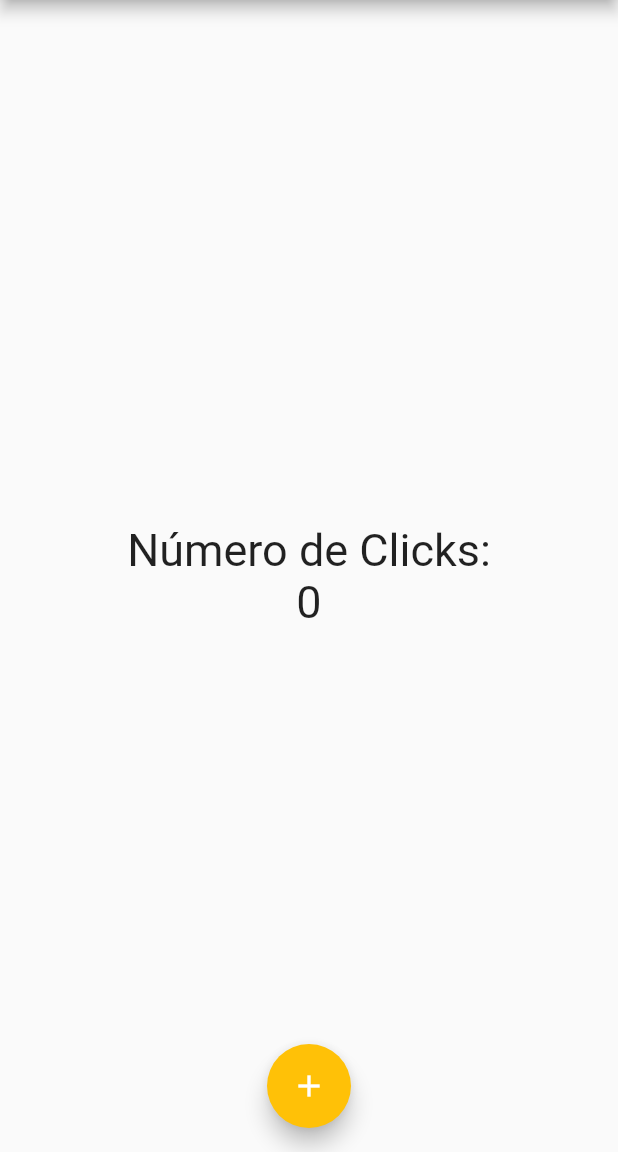
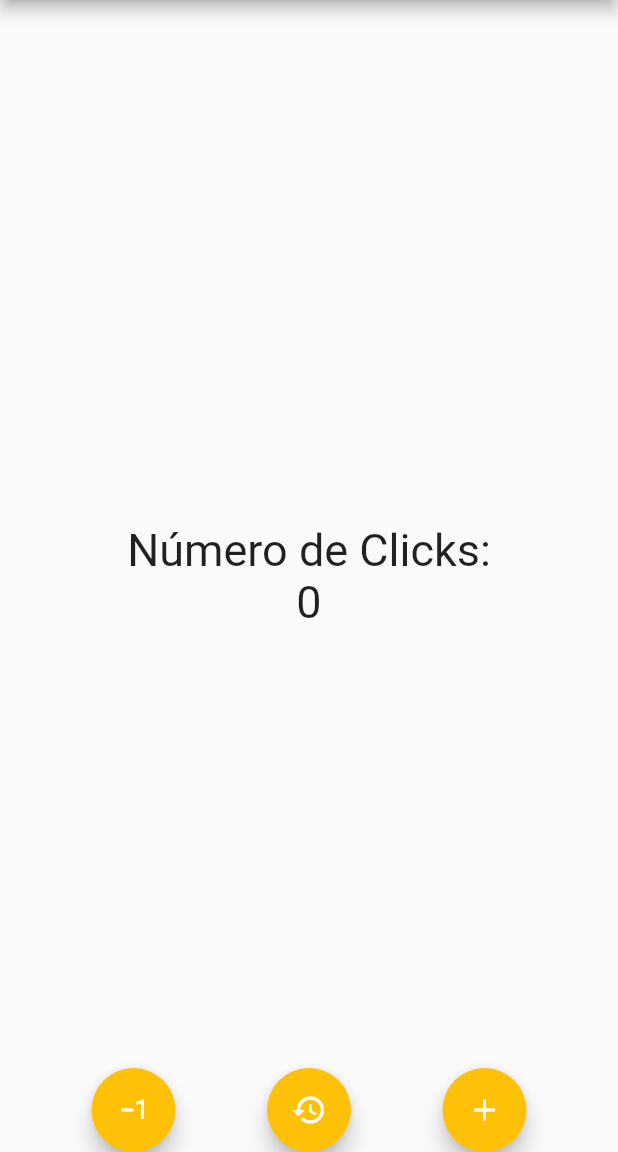
Before and after one commit to kichokhrizzz/ClickCounterFlutter, a Flutter app: the screen it shows after launch, on a phone screen of 412 x 824 dp, the part 84-1236 px from its top. Run offline on Flutter 3.47's test engine with Material 2 defaults, Android fonts, the phone set to English and light mode, and no system bars.

Commit message:
03/01/2022 1:51 PM

```diff
--- a/lib/screens/counter_screen.dart
+++ b/lib/screens/counter_screen.dart
@@ -43,7 +43,53 @@ class _CounterScreenState extends State<CounterScreen> {
 
       ),
 
-      floatingActionButton: FloatingActionButton(
+  floatingActionButtonLocation: FloatingActionButtonLocation.centerDocked,
+      floatingActionButton: Row(
+        mainAxisAlignment: MainAxisAlignment.spaceEvenly,
+        children: [
+
+          FloatingActionButton(
+
+            backgroundColor: Colors.amber,
+
+            child: const Icon(Icons.exposure_minus_1_rounded),
+
+
+
+            onPressed: () {
+
+              counter--;
+
+              setState(() {
+
+              });
+
+            },
+
+          ),
+
+
+
+          FloatingActionButton(
+
+            backgroundColor: Colors.amber,
+
+            child: const Icon(Icons.restore),
+
+            onPressed: () {
+
+              counter = 0;
+
+              setState(() {
+
+              });
+
+            },
+
+          ),
+
+
+          FloatingActionButton(
 
             backgroundColor: Colors.amber,
 
@@ -60,8 +106,10 @@ class _CounterScreenState extends State<CounterScreen> {
             },
 
           ),
+        ],
+      ),
 
-      floatingActionButtonLocation: FloatingActionButtonLocation.centerFloat
+
 
     );
 
```
Lines whose indentation alone changed are shown as unchanged.
